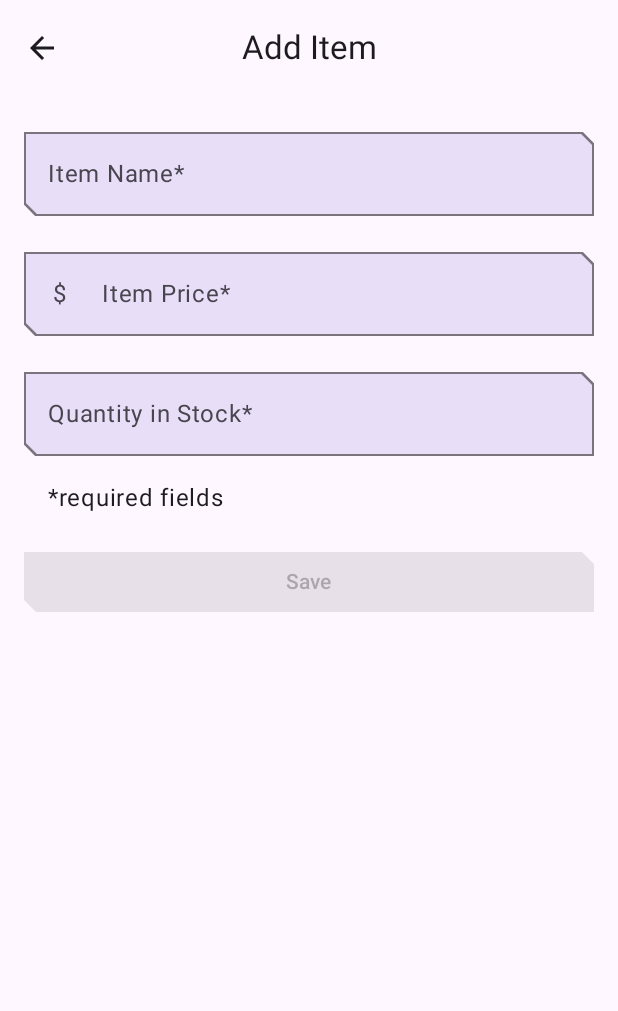
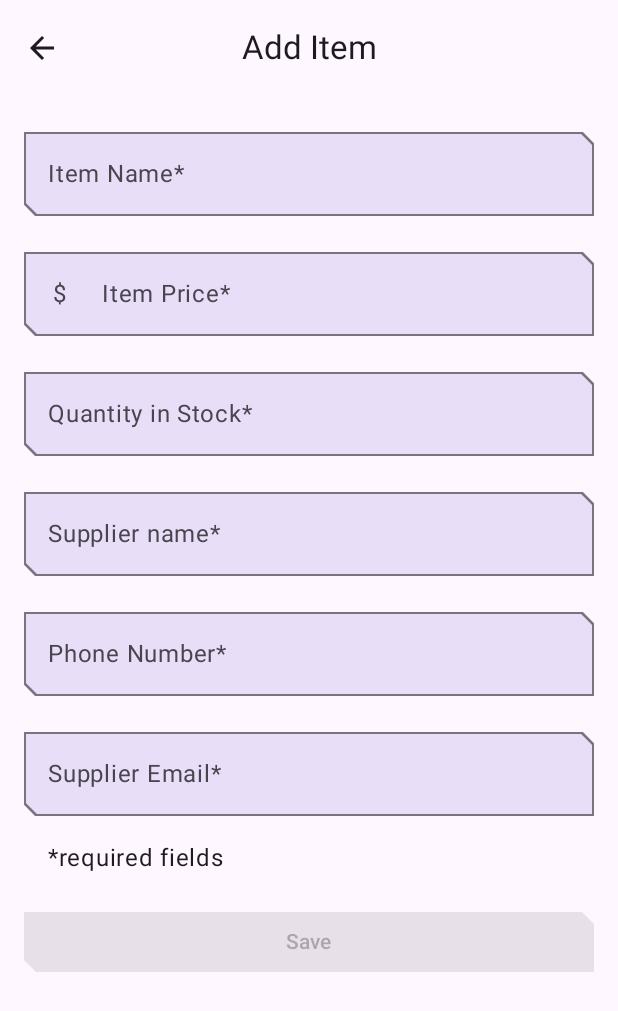
Before and after one commit to belyakovlxy/AS-lab2, an Android app built with Jetpack Compose: the ItemEntryScreen screen opened through its navigation route, on a phone screen of 412 x 824 dp. Shown: the top 1011 px of the screen. Run offline under Robolectric (Android 15) with nearby library versions, the phone set to English and light mode, and no system bars.

Commit message:
added atributes to Item entity

```diff
--- a/app/src/main/java/com/example/inventory/data/Item.kt
+++ b/app/src/main/java/com/example/inventory/data/Item.kt
@@ -29,5 +29,8 @@ data class Item(
     val id: Int = 0,
     val name: String,
     val price: Double,
-    val quantity: Int
+    val quantity: Int,
+    val supplierName: String,
+    val phoneNumber: String,
+    val supplierEmail: String
 )
--- a/app/src/main/java/com/example/inventory/ui/home/HomeScreen.kt
+++ b/app/src/main/java/com/example/inventory/ui/home/HomeScreen.kt
@@ -187,7 +187,9 @@ private fun InventoryItem(
 fun HomeBodyPreview() {
     InventoryTheme {
         HomeBody(listOf(
-            Item(1, "Game", 100.0, 20), Item(2, "Pen", 200.0, 30), Item(3, "TV", 300.0, 50)
+            Item(1, "Game", 100.0, 20, "kek", "123", "kek@kek.com"),
+            Item(2, "Pen", 200.0, 30, "kek", "123", "kek@kek.com"),
+            Item(3, "TV", 300.0, 50, "kek", "123", "kek@kek.com")
         ), onItemClick = {})
     }
 }
@@ -205,7 +207,7 @@ fun HomeBodyEmptyListPreview() {
 fun InventoryItemPreview() {
     InventoryTheme {
         InventoryItem(
-            Item(1, "Game", 100.0, 20),
+            Item(1, "Game", 100.0, 20,  "kek", "123", "kek@kek.com"),
         )
     }
 }
--- a/app/src/main/java/com/example/inventory/ui/item/ItemEditViewModel.kt
+++ b/app/src/main/java/com/example/inventory/ui/item/ItemEditViewModel.kt
@@ -47,7 +47,7 @@ class ItemEditViewModel(
 
     private fun validateInput(uiState: ItemDetails = itemUiState.itemDetails): Boolean {
         return with(uiState) {
-            name.isNotBlank() && price.isNotBlank() && quantity.isNotBlank()
+            name.isNotBlank() && price.isNotBlank() && quantity.isNotBlank() && supplierName.isNotBlank() && phoneNumber.isNotBlank() && supplierEmail.isNotBlank()
         }
     }
 
--- a/app/src/main/java/com/example/inventory/ui/item/ItemEntryScreen.kt
+++ b/app/src/main/java/com/example/inventory/ui/item/ItemEntryScreen.kt
@@ -168,6 +168,46 @@ fun ItemInputForm(
             enabled = enabled,
             singleLine = true
         )
+        OutlinedTextField(
+            value = itemDetails.supplierName,
+            onValueChange = { onValueChange(itemDetails.copy(supplierName = it)) },
+            label = { Text(stringResource(R.string.supplier_name_req)) },
+            colors = OutlinedTextFieldDefaults.colors(
+                focusedContainerColor = MaterialTheme.colorScheme.secondaryContainer,
+                unfocusedContainerColor = MaterialTheme.colorScheme.secondaryContainer,
+                disabledContainerColor = MaterialTheme.colorScheme.secondaryContainer,
+            ),
+            modifier = Modifier.fillMaxWidth(),
+            enabled = enabled,
+            singleLine = true
+        )
+        OutlinedTextField(
+            value = itemDetails.phoneNumber,
+            onValueChange = { onValueChange(itemDetails.copy(phoneNumber = it)) },
+            keyboardOptions = KeyboardOptions(keyboardType = KeyboardType.Number),
+            label = { Text(stringResource(R.string.phone_number_req)) },
+            colors = OutlinedTextFieldDefaults.colors(
+                focusedContainerColor = MaterialTheme.colorScheme.secondaryContainer,
+                unfocusedContainerColor = MaterialTheme.colorScheme.secondaryContainer,
+                disabledContainerColor = MaterialTheme.colorScheme.secondaryContainer,
+            ),
+            modifier = Modifier.fillMaxWidth(),
+            enabled = enabled,
+            singleLine = true
+        )
+        OutlinedTextField(
+            value = itemDetails.supplierEmail,
+            onValueChange = { onValueChange(itemDetails.copy(supplierEmail = it)) },
+            label = { Text(stringResource(R.string.supplier_email_req)) },
+            colors = OutlinedTextFieldDefaults.colors(
+                focusedContainerColor = MaterialTheme.colorScheme.secondaryContainer,
+                unfocusedContainerColor = MaterialTheme.colorScheme.secondaryContainer,
+                disabledContainerColor = MaterialTheme.colorScheme.secondaryContainer,
+            ),
+            modifier = Modifier.fillMaxWidth(),
+            enabled = enabled,
+            singleLine = true
+        )
         if (enabled) {
             Text(
                 text = stringResource(R.string.required_fields),
@@ -183,7 +223,7 @@ private fun ItemEntryScreenPreview() {
     InventoryTheme {
         ItemEntryBody(itemUiState = ItemUiState(
             ItemDetails(
-                name = "Item name", price = "10.00", quantity = "5"
+                name = "Item name", price = "10.00", quantity = "5", supplierName = "kek", phoneNumber = "123", supplierEmail = "kek@kek.com"
             )
         ), onItemValueChange = {}, onSaveClick = {})
     }
--- a/app/src/main/java/com/example/inventory/ui/item/ItemEntryViewModel.kt
+++ b/app/src/main/java/com/example/inventory/ui/item/ItemEntryViewModel.kt
@@ -71,6 +71,9 @@ data class ItemDetails(
     val name: String = "",
     val price: String = "",
     val quantity: String = "",
+    val supplierName: String = "",
+    val phoneNumber: String = "",
+    val supplierEmail: String = ""
 )
 
 /**
@@ -82,7 +85,10 @@ fun ItemDetails.toItem(): Item = Item(
     id = id,
     name = name,
     price = price.toDoubleOrNull() ?: 0.0,
-    quantity = quantity.toIntOrNull() ?: 0
+    quantity = quantity.toIntOrNull() ?: 0,
+    supplierName = supplierName,
+    phoneNumber = phoneNumber,
+    supplierEmail = supplierEmail
 )
 
 fun Item.formatedPrice(): String {
@@ -104,5 +110,8 @@ fun Item.toItemDetails(): ItemDetails = ItemDetails(
     id = id,
     name = name,
     price = price.toString(),
-    quantity = quantity.toString()
+    quantity = quantity.toString(),
+    supplierName = supplierName,
+    phoneNumber = phoneNumber,
+    supplierEmail = supplierEmail
 )
--- a/app/src/main/res/values/strings.xml
+++ b/app/src/main/res/values/strings.xml
@@ -31,6 +31,15 @@
     <string name="quantity_in_stock">Quantity in stock</string>
     <string name="in_stock">%d in stock</string>
     <string name="quantity_req">Quantity in Stock*</string>
+
+    <string name="supplier_name_req">Supplier name*</string>
+    <string name="phone_number_req">Phone Number*</string>
+    <string name="supplier_email_req">Supplier Email*</string>
+
+    <string name="supplier_name">Name</string>
+    <string name="phone_number">Phone Number</string>
+    <string name="supplier_email">Email</string>
+
     <string name="save_action">Save</string>
     <string name="sell">Sell</string>
     <string name="yes">Yes</string>
```
Also changed, not shown: app/src/main/java/com/example/inventory/ui/item/ItemDetailsScreen.kt (+29 -1 lines), 1 other file.
